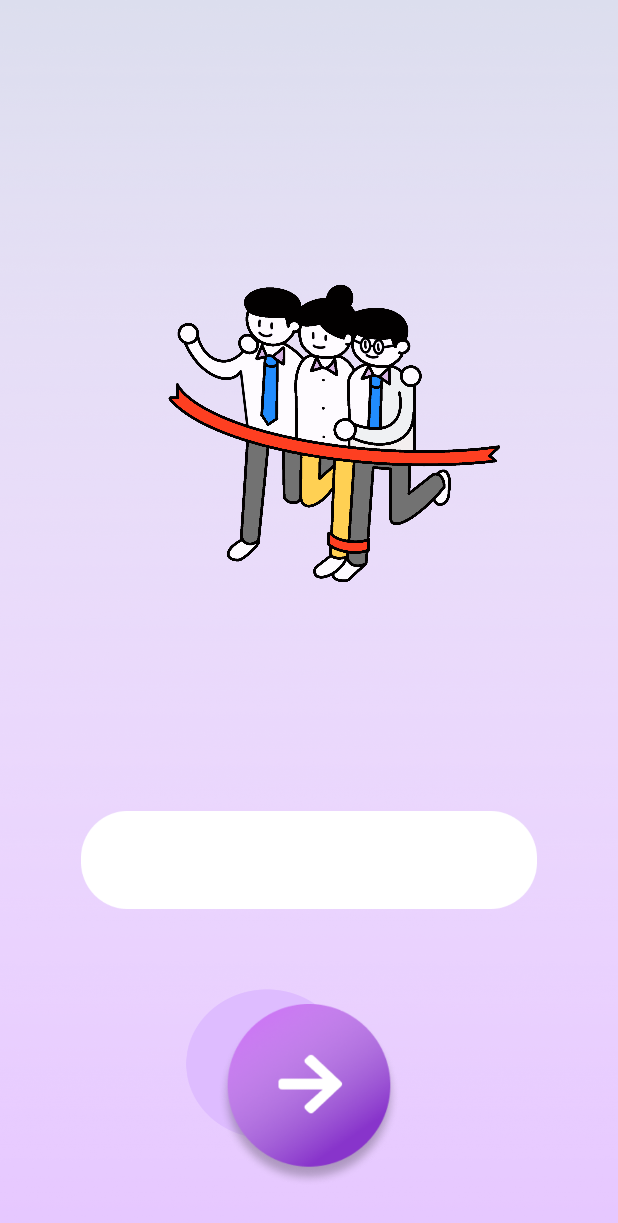
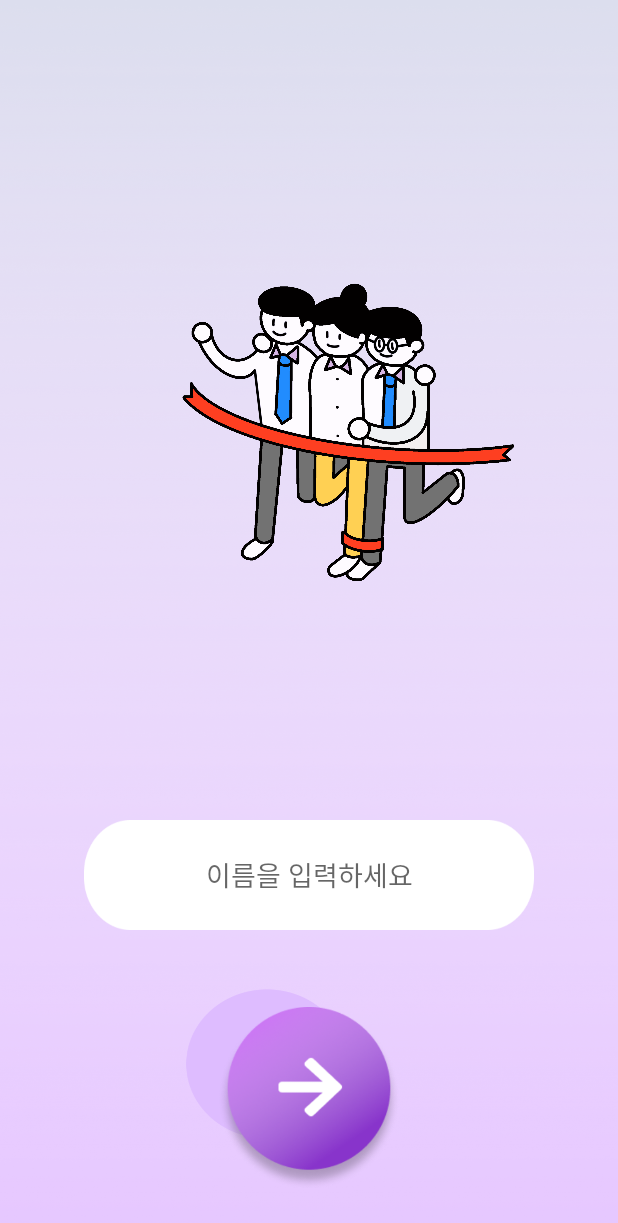
Before and after one commit to kiku99/GreatmanBelt, an Android app: the screen it shows after launch (MainActivity), on a phone screen of 412 x 824 dp. Shown: the top 1223 px of the screen. Run offline under Robolectric (Android 15) with nearby library versions, the phone set to English and light mode, and no system bars.

```diff
--- a/app/build.gradle
+++ b/app/build.gradle
@@ -2,6 +2,7 @@ plugins {
     id 'com.android.application'
     id 'kotlin-android'
     id 'kotlin-android-extensions'
+    id 'kotlin-kapt'
 }
 
 android {
@@ -48,4 +49,9 @@ dependencies {
     def nav_version = "2.3.2"
     implementation "androidx.navigation:navigation-fragment-ktx:$nav_version"
     implementation "androidx.navigation:navigation-ui-ktx:$nav_version"
+    //Room Database
+    def room_version = "2.2.5"
+    implementation "androidx.room:room-runtime:$room_version"
+    kapt "androidx.room:room-compiler:$room_version"
+
 }
--- a/app/src/main/res/layout/fragment_checklist.xml
+++ b/app/src/main/res/layout/fragment_checklist.xml
@@ -9,8 +9,8 @@
 
 
     <LinearLayout
-        android:layout_width="483dp"
-        android:layout_height="310dp"
+        android:layout_width="match_parent"
+        android:layout_height="336dp"
         android:orientation="vertical"
         app:layout_constraintBottom_toTopOf="@+id/guideline2"
         app:layout_constraintEnd_toEndOf="parent"
@@ -117,7 +117,7 @@
         android:layout_width="wrap_content"
         android:layout_height="wrap_content"
         android:orientation="horizontal"
-        app:layout_constraintGuide_percent="0.9" />
+        app:layout_constraintGuide_percent="0.92" />
 
     <androidx.constraintlayout.widget.Guideline
         android:id="@+id/guideline2"
--- a/app/src/main/res/layout/fragment_main_gragment.xml
+++ b/app/src/main/res/layout/fragment_main_gragment.xml
@@ -15,22 +15,25 @@
         android:src="@drawable/greatman"
         app:layout_constraintBottom_toBottomOf="parent"
         app:layout_constraintEnd_toEndOf="parent"
-        app:layout_constraintHorizontal_bias="0.411"
+        app:layout_constraintHorizontal_bias="0.502"
         app:layout_constraintStart_toStartOf="parent"
         app:layout_constraintTop_toTopOf="parent"
-        app:layout_constraintVertical_bias="0.052" />
+        app:layout_constraintVertical_bias="0.051" />
 
-    <ImageView
+    <EditText
         android:id="@+id/imageView3"
-        android:layout_width="304dp"
-        android:layout_height="108dp"
+        android:layout_width="300dp"
+        android:layout_height="73dp"
+        android:layout_marginTop="63dp"
+        android:background="@drawable/insertname"
         android:contentDescription="InsertName"
-        android:src="@drawable/insertname"
+        android:hint="이름을 입력하세요"
+        android:gravity="center"
         app:layout_constraintBottom_toBottomOf="parent"
         app:layout_constraintEnd_toEndOf="parent"
         app:layout_constraintStart_toStartOf="parent"
         app:layout_constraintTop_toBottomOf="@+id/imageView2"
-        app:layout_constraintVertical_bias="0.153" />
+        app:layout_constraintVertical_bias="0.0" />
 
     <ImageView
         android:id="@+id/StartBtn"
@@ -43,7 +46,7 @@
         app:layout_constraintHorizontal_bias="0.501"
         app:layout_constraintStart_toStartOf="parent"
         app:layout_constraintTop_toBottomOf="@+id/imageView3"
-        app:layout_constraintVertical_bias="0.566" />
+        app:layout_constraintVertical_bias="0.625" />
 
 
 </androidx.constraintlayout.widget.ConstraintLayout>
--- a/app/src/main/res/values/colors.xml
+++ b/app/src/main/res/values/colors.xml
@@ -7,4 +7,5 @@
     <color name="teal_700">#FF018786</color>
     <color name="black">#FF000000</color>
     <color name="white">#FFFFFFFF</color>
+    <color name="gray">#6E6E6E</color>
 </resources>
```
